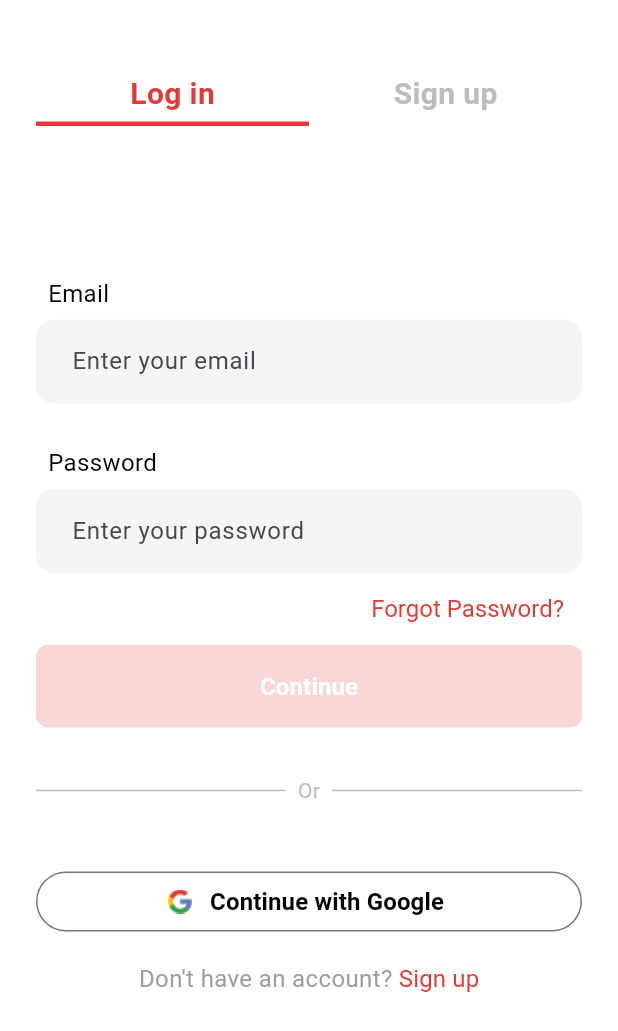
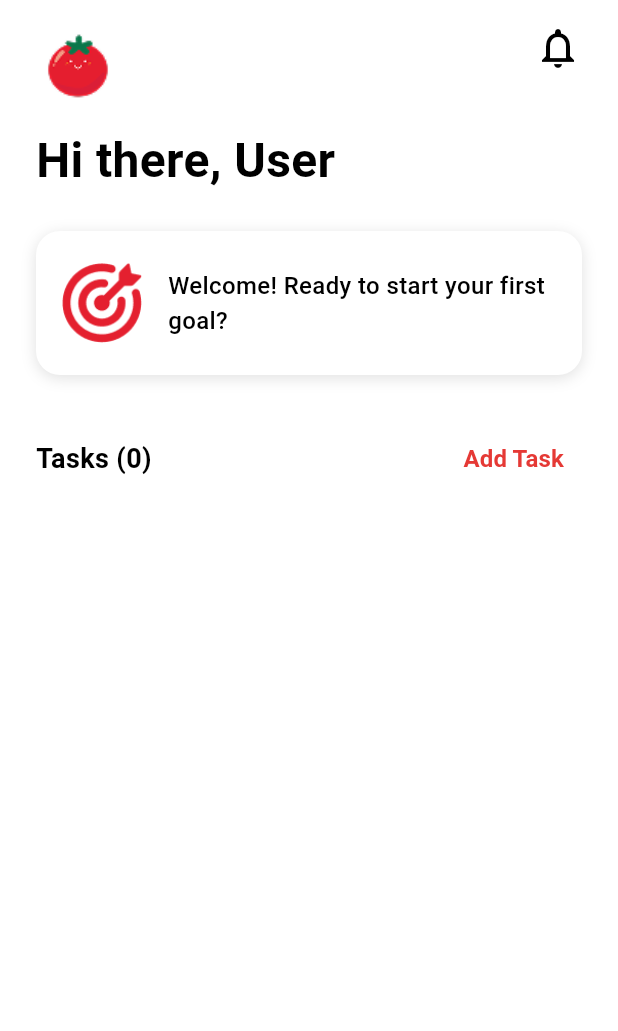
Before and after one commit to X1olongbao/Cherry-Tomato, a Flutter app: the LoginPage screen opened directly, after a tap on "Continue", on a phone screen of 412 x 824 dp. Shown: the top 1031 px of the screen. Run offline on Flutter 3.47's test engine with Material 3 defaults, Android fonts, the phone set to English and light mode, and no system bars.

Commit message:
hompage kalahati

```diff
--- /dev/null
+++ b/lib/Homepage.dart
@@ -0,0 +1,115 @@
+import 'package:flutter/material.dart';
+
+const tomatoRed = Color(0xFFE53935);
+
+class Homepage extends StatelessWidget {
+  const Homepage({super.key});
+
+  @override
+  Widget build(BuildContext context) {
+    return Scaffold(
+      backgroundColor: Colors.white,
+      body: SafeArea(
+        child: Padding(
+          padding: const EdgeInsets.symmetric(horizontal: 24, vertical: 16),
+          child: Column(
+            crossAxisAlignment: CrossAxisAlignment.start,
+            children: [
+              // Top tomato and notification
+              Row(
+                mainAxisAlignment: MainAxisAlignment.spaceBetween,
+                crossAxisAlignment: CrossAxisAlignment.start,
+                children: [
+                  Image.asset(
+                    'assets/Homepage/tiny tomato.png',
+                    width: 56,
+                    height: 56,
+                    fit: BoxFit.contain,
+                  ),
+                  Icon(Icons.notifications_none, color: Colors.black, size: 32),
+                ],
+              ),
+              const SizedBox(height: 12),
+
+              const Text(
+                'Hi there, User',
+                style: TextStyle(
+                  fontSize: 32,
+                  fontWeight: FontWeight.bold,
+                  color: Colors.black,
+                ),
+              ),
+              const SizedBox(height: 24),
+
+              Center(
+                child: Container(
+                  width: double.infinity,
+                  constraints: BoxConstraints(maxWidth: 400),
+                  decoration: BoxDecoration(
+                    color: Colors.white,
+                    borderRadius: BorderRadius.circular(16),
+                    boxShadow: const [
+                      BoxShadow(
+                        color: Colors.black12,
+                        blurRadius: 8,
+                        offset: Offset(0, 2),
+                      ),
+                    ],
+                  ),
+                  padding: const EdgeInsets.symmetric(horizontal: 16, vertical: 20),
+                  child: Row(
+                    children: [
+                      Image.asset(
+                        'assets/Homepage/goal.png',
+                        width: 56,
+                      ),
+                      const SizedBox(width: 16),
+                      const Expanded(
+                        child: Text(
+                          'Welcome! Ready to start your first goal?',
+                          style: TextStyle(
+                            fontSize: 16,
+                            color: Colors.black,
+                            fontWeight: FontWeight.w500,
+                          ),
+                        ),
+                      ),
+                    ],
+                  ),
+                ),
+              ),
+              const SizedBox(height: 32),
+
+              Row(
+                mainAxisAlignment: MainAxisAlignment.spaceBetween,
+                children: [
+                  const Text(
+                    'Tasks (0)',
+                    style: TextStyle(
+                      fontSize: 18,
+                      fontWeight: FontWeight.bold,
+                      color: Colors.black,
+                    ),
+                  ),
+                  TextButton(
+                    onPressed: () {
+                      //create new task
+                    },
+                    child: const Text(
+                      'Add Task',
+                      style: TextStyle(
+                        color: tomatoRed,
+                        fontWeight: FontWeight.bold,
+                        fontSize: 16,
+                      ),
+                    ),
+                  ),
+                ],
+              ),
+            ],
+          ),
+        ),
+      ),
+    );
+  }
+}
--- a/lib/Login_page.dart
+++ b/lib/Login_page.dart
@@ -1,4 +1,5 @@
 import 'package:flutter/material.dart';
+import 'Homepage.dart';
 
 const Color tomatoRed = Color(0xFFE53935);
 
@@ -136,7 +137,12 @@ class LoginPage extends StatelessWidget {
                 SizedBox(
                   width: double.infinity,
                   child: ElevatedButton(
-                    onPressed: () {}, // sasusunod ka na logic
+                    onPressed: () {
+                      Navigator.push(
+                        context,
+                        MaterialPageRoute(builder: (context) => const Homepage()),
+                      );
+                    }, // sasusunod ka na logic
                     style: ElevatedButton.styleFrom(
                       backgroundColor: tomatoRed.withOpacity(0.2),
                       foregroundColor: tomatoRed,
--- a/pubspec.yaml
+++ b/pubspec.yaml
@@ -32,3 +32,6 @@ flutter:
     - assets/onboarding 3/Group_10_resized.png
     - assets/get started/CHERRY TOMATO LOGO-01 1.png
     - assets/login page/devicon_google.png
+    - assets/Homepage/goal.png
+    - assets/Homepage/tiny tomato.png
+    - assets/Homepage/vector.png
```
Also changed, not shown: assets/Homepage/Vector.png (added), assets/Homepage/goal.png (added), assets/Homepage/tiny tomato.png (added).
